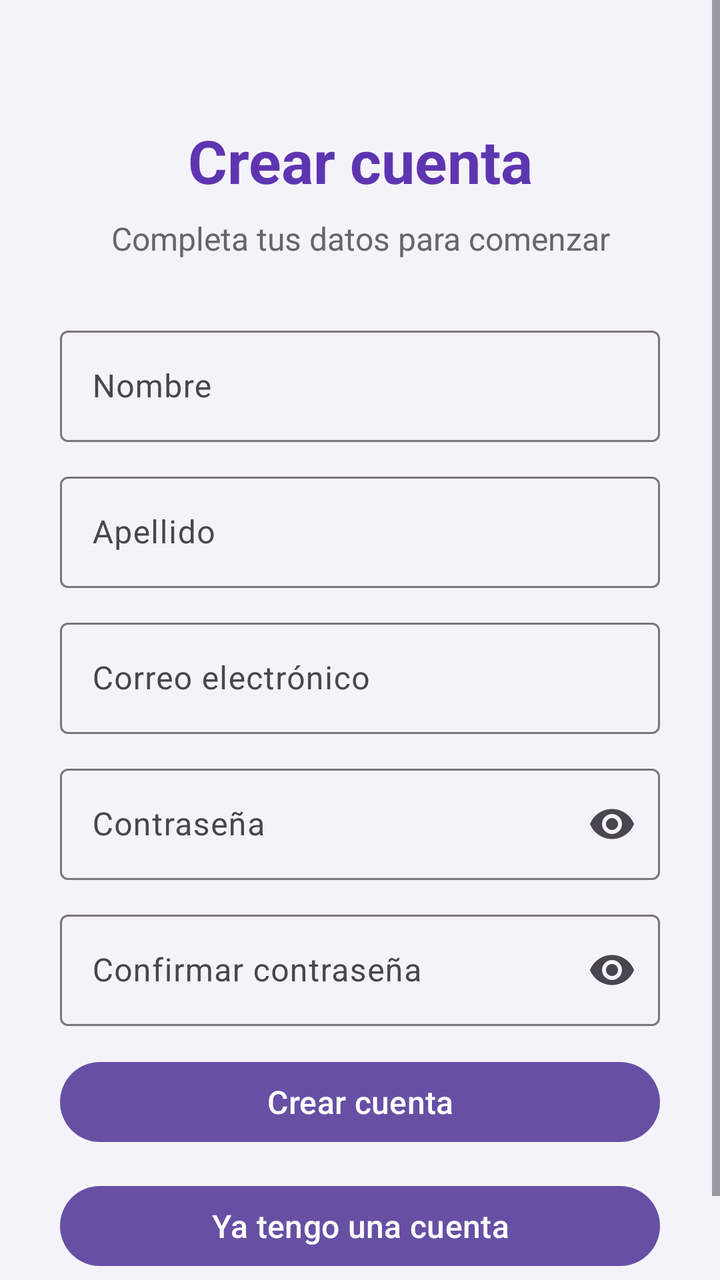
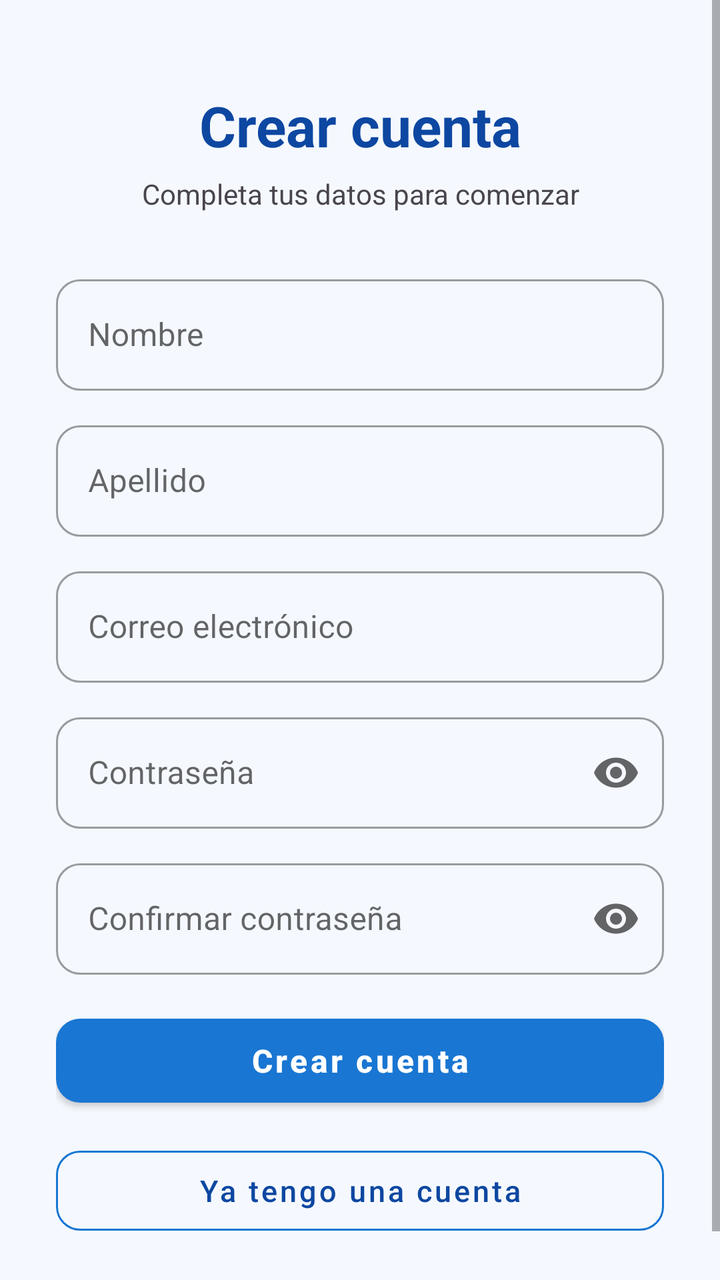

Before-and-after screenshots of an Android layout around one commit, followed by the original layout XML and the change that was made.
<!-- AndroidManifest.xml: application theme Theme.QuizMaster -->
<!-- res/layout/activity_registro.xml -->
<?xml version="1.0" encoding="utf-8"?>
<ScrollView
    xmlns:android="http://schemas.android.com/apk/res/android"
    xmlns:app="http://schemas.android.com/apk/res-auto"
    android:layout_width="match_parent"
    android:layout_height="match_parent"
    android:background="#F5F3FA">

    <LinearLayout
        android:layout_width="match_parent"
        android:layout_height="wrap_content"
        android:orientation="vertical"
        android:padding="30dp">

        <TextView
            android:layout_width="match_parent"
            android:layout_height="wrap_content"
            android:text="Crear cuenta"
            android:textSize="30sp"
            android:textStyle="bold"
            android:textColor="#5E35B1"
            android:gravity="center"
            android:layout_marginTop="30dp"
            android:layout_marginBottom="8dp" />

        <TextView
            android:layout_width="match_parent"
            android:layout_height="wrap_content"
            android:text="Completa tus datos para comenzar"
            android:textSize="16sp"
            android:textColor="#666666"
            android:gravity="center"
            android:layout_marginBottom="30dp" />

        <com.google.android.material.textfield.TextInputLayout
            android:layout_width="match_parent"
            android:layout_height="wrap_content"
            android:hint="Nombre"
            android:layout_marginBottom="12dp">

            <com.google.android.material.textfield.TextInputEditText
                android:id="@+id/campoNombre"
                android:layout_width="match_parent"
                android:layout_height="wrap_content"
                android:inputType="textPersonName" />

        </com.google.android.material.textfield.TextInputLayout>

        <com.google.android.material.textfield.TextInputLayout
            android:layout_width="match_parent"
            android:layout_height="wrap_content"
            android:hint="Apellido"
            android:layout_marginBottom="12dp">

            <com.google.android.material.textfield.TextInputEditText
                android:id="@+id/campoApellido"
                android:layout_width="match_parent"
                android:layout_height="wrap_content"
                android:inputType="textPersonName" />

        </com.google.android.material.textfield.TextInputLayout>

        <com.google.android.material.textfield.TextInputLayout
            android:layout_width="match_parent"
            android:layout_height="wrap_content"
            android:hint="Correo electrónico"
            android:layout_marginBottom="12dp">

            <com.google.android.material.textfield.TextInputEditText
                android:id="@+id/campoCorreoRegistro"
                android:layout_width="match_parent"
                android:layout_height="wrap_content"
                android:inputType="textEmailAddress"
                android:autofillHints="emailAddress" />

        </com.google.android.material.textfield.TextInputLayout>

        <com.google.android.material.textfield.TextInputLayout
            android:layout_width="match_parent"
            android:layout_height="wrap_content"
            android:hint="Contraseña"
            android:layout_marginBottom="12dp"
            app:endIconMode="password_toggle">

            <com.google.android.material.textfield.TextInputEditText
                android:id="@+id/campoContrasenaRegistro"
                android:layout_width="match_parent"
                android:layout_height="wrap_content"
                android:inputType="textPassword"
                android:autofillHints="newPassword" />

        </com.google.android.material.textfield.TextInputLayout>

        <com.google.android.material.textfield.TextInputLayout
            android:layout_width="match_parent"
            android:layout_height="wrap_content"
            android:hint="Confirmar contraseña"
            android:layout_marginBottom="14dp"
            app:endIconMode="password_toggle">

            <com.google.android.material.textfield.TextInputEditText
                android:id="@+id/campoConfirmarContrasena"
                android:layout_width="match_parent"
                android:layout_height="wrap_content"
                android:inputType="textPassword"
                android:autofillHints="newPassword" />

        </com.google.android.material.textfield.TextInputLayout>

        <TextView
            android:id="@+id/textoErrorRegistro"
            android:layout_width="match_parent"
            android:layout_height="wrap_content"
            android:text=""
            android:textColor="#B00020"
            android:textSize="14sp"
            android:visibility="gone"
            android:layout_marginBottom="14dp" />

        <Button
            android:id="@+id/botonRegistrarse"
            android:layout_width="match_parent"
            android:layout_height="wrap_content"
            android:text="Crear cuenta"
            android:textSize="16sp"
            android:layout_marginBottom="14dp" />

        <Button
            android:id="@+id/botonVolverLogin"
            android:layout_width="match_parent"
            android:layout_height="wrap_content"
            android:text="Ya tengo una cuenta"
            android:textSize="16sp"
            android:layout_marginBottom="18dp" />

        <ProgressBar
            android:id="@+id/progresoRegistro"
            android:layout_width="wrap_content"
            android:layout_height="wrap_content"
            android:layout_gravity="center_horizontal"
            android:visibility="gone" />

    </LinearLayout>

</ScrollView>
<!-- resources referenced by this layout -->
<resources>
  <style name="Theme.QuizMaster" parent="Base.Theme.QuizMaster" />
  <style name="Base.Theme.QuizMaster" parent="Theme.Material3.DayNight.NoActionBar">
          
          
      </style>
</resources>

<!-- the commit's change to res/layout/activity_registro.xml (unified diff, before → after) -->
@@ -4,67 +4,81 @@
     xmlns:app="http://schemas.android.com/apk/res-auto"
     android:layout_width="match_parent"
     android:layout_height="match_parent"
-    android:background="#F5F3FA">
+    android:background="@color/colorGeneral5"
+    android:fillViewport="true">
 
     <LinearLayout
         android:layout_width="match_parent"
         android:layout_height="wrap_content"
         android:orientation="vertical"
-        android:padding="30dp">
+        android:padding="28dp">
 
         <TextView
             android:layout_width="match_parent"
             android:layout_height="wrap_content"
             android:text="Crear cuenta"
-            android:textSize="30sp"
+            android:textSize="28sp"
             android:textStyle="bold"
-            android:textColor="#5E35B1"
+            android:textColor="@color/colorGeneralTexto"
             android:gravity="center"
-            android:layout_marginTop="30dp"
-            android:layout_marginBottom="8dp" />
+            android:layout_marginTop="16dp"
+            android:layout_marginBottom="6dp" />
 
         <TextView
             android:layout_width="match_parent"
             android:layout_height="wrap_content"
             android:text="Completa tus datos para comenzar"
-            android:textSize="16sp"
-            android:textColor="#666666"
+            android:textSize="14sp"
+            android:textColor="@color/colorTextoSecundario"
             android:gravity="center"
-            android:layout_marginBottom="30dp" />
+            android:layout_marginBottom="28dp" />
 
         <com.google.android.material.textfield.TextInputLayout
+            style="@style/Widget.MaterialComponents.TextInputLayout.OutlinedBox"
             android:layout_width="match_parent"
             android:layout_height="wrap_content"
             android:hint="Nombre"
-            android:layout_marginBottom="12dp">
+            android:layout_marginBottom="12dp"
+            app:boxCornerRadiusTopStart="12dp"
+            app:boxCornerRadiusTopEnd="12dp"
+            app:boxCornerRadiusBottomStart="12dp"
+            app:boxCornerRadiusBottomEnd="12dp">
 
             <com.google.android.material.textfield.TextInputEditText
                 android:id="@+id/campoNombre"
                 android:layout_width="match_parent"
                 android:layout_height="wrap_content"
                 android:inputType="textPersonName" />
-
         </com.google.android.material.textfield.TextInputLayout>
 
         <com.google.android.material.textfield.TextInputLayout
+            style="@style/Widget.MaterialComponents.TextInputLayout.OutlinedBox"
             android:layout_width="match_parent"
             android:layout_height="wrap_content"
             android:hint="Apellido"
-            android:layout_marginBottom="12dp">
+            android:layout_marginBottom="12dp"
+            app:boxCornerRadiusTopStart="12dp"
+            app:boxCornerRadiusTopEnd="12dp"
+            app:boxCornerRadiusBottomStart="12dp"
+            app:boxCornerRadiusBottomEnd="12dp">
 
             <com.google.android.material.textfield.TextInputEditText
                 android:id="@+id/campoApellido"
                 android:layout_width="match_parent"
                 android:layout_height="wrap_content"
                 android:inputType="textPersonName" />
-
         </com.google.android.material.textfield.TextInputLayout>
 
         <com.google.android.material.textfield.TextInputLayout
+            style="@style/Widget.MaterialComponents.TextInputLayout.OutlinedBox"
             android:layout_width="match_parent"
             android:layout_height="wrap_content"
             android:hint="Correo electrónico"
-            android:layout_marginBottom="12dp">
+            android:layout_marginBottom="12dp"
+            app:boxCornerRadiusTopStart="12dp"
+            app:boxCornerRadiusTopEnd="12dp"
+            app:boxCornerRadiusBottomStart="12dp"
+            app:boxCornerRadiusBottomEnd="12dp">
 
             <com.google.android.material.textfield.TextInputEditText
                 android:id="@+id/campoCorreoRegistro"
@@ -72,15 +86,19 @@
                 android:layout_height="wrap_content"
                 android:inputType="textEmailAddress"
                 android:autofillHints="emailAddress" />
-
         </com.google.android.material.textfield.TextInputLayout>
 
         <com.google.android.material.textfield.TextInputLayout
+            style="@style/Widget.MaterialComponents.TextInputLayout.OutlinedBox"
             android:layout_width="match_parent"
             android:layout_height="wrap_content"
             android:hint="Contraseña"
             android:layout_marginBottom="12dp"
-            app:endIconMode="password_toggle">
+            app:endIconMode="password_toggle"
+            app:boxCornerRadiusTopStart="12dp"
+            app:boxCornerRadiusTopEnd="12dp"
+            app:boxCornerRadiusBottomStart="12dp"
+            app:boxCornerRadiusBottomEnd="12dp">
 
             <com.google.android.material.textfield.TextInputEditText
                 android:id="@+id/campoContrasenaRegistro"
@@ -88,15 +106,19 @@
                 android:layout_height="wrap_content"
                 android:inputType="textPassword"
                 android:autofillHints="newPassword" />
-
         </com.google.android.material.textfield.TextInputLayout>
 
         <com.google.android.material.textfield.TextInputLayout
+            style="@style/Widget.MaterialComponents.TextInputLayout.OutlinedBox"
             android:layout_width="match_parent"
             android:layout_height="wrap_content"
             android:hint="Confirmar contraseña"
-            android:layout_marginBottom="14dp"
-            app:endIconMode="password_toggle">
+            android:layout_marginBottom="16dp"
+            app:endIconMode="password_toggle"
+            app:boxCornerRadiusTopStart="12dp"
+            app:boxCornerRadiusTopEnd="12dp"
+            app:boxCornerRadiusBottomStart="12dp"
+            app:boxCornerRadiusBottomEnd="12dp">
 
             <com.google.android.material.textfield.TextInputEditText
                 android:id="@+id/campoConfirmarContrasena"
@@ -104,7 +126,6 @@
                 android:layout_height="wrap_content"
                 android:inputType="textPassword"
                 android:autofillHints="newPassword" />
-
         </com.google.android.material.textfield.TextInputLayout>
 
         <TextView
@@ -112,26 +133,36 @@
             android:layout_width="match_parent"
             android:layout_height="wrap_content"
             android:text=""
-            android:textColor="#B00020"
+            android:textColor="@color/colorTextoError"
             android:textSize="14sp"
             android:visibility="gone"
-            android:layout_marginBottom="14dp" />
+            android:layout_marginBottom="16dp" />
 
-        <Button
+        <com.google.android.material.button.MaterialButton
             android:id="@+id/botonRegistrarse"
             android:layout_width="match_parent"
-            android:layout_height="wrap_content"
+            android:layout_height="54dp"
             android:text="Crear cuenta"
             android:textSize="16sp"
-            android:layout_marginBottom="14dp" />
+            android:textStyle="bold"
+            android:textColor="@color/colorGeneralTextoOnPrimary"
+            app:backgroundTint="@color/colorGeneral1"
+            app:cornerRadius="12dp"
+            android:textAllCaps="false"
+            android:layout_marginBottom="12dp" />
 
-        <Button
+        <com.google.android.material.button.MaterialButton
             android:id="@+id/botonVolverLogin"
+            style="@style/Widget.MaterialComponents.Button.OutlinedButton"
             android:layout_width="match_parent"
-            android:layout_height="wrap_content"
+            android:layout_height="52dp"
             android:text="Ya tengo una cuenta"
-            android:textSize="16sp"
-            android:layout_marginBottom="18dp" />
+            android:textSize="15sp"
+            android:textColor="@color/colorGeneralTexto"
+            app:strokeColor="@color/colorGeneral1"
+            app:cornerRadius="12dp"
+            android:textAllCaps="false"
+            android:layout_marginBottom="16dp" />
 
         <ProgressBar
             android:id="@+id/progresoRegistro"
@@ -141,5 +172,4 @@
             android:visibility="gone" />
 
     </LinearLayout>
-
 </ScrollView>
<!-- resource entries referenced after the edit -->
@@ -1,9 +1,15 @@
 <!-- resources referenced by this layout -->
 <resources>
-  <style name="Theme.QuizMaster" parent="Base.Theme.QuizMaster" />
-  <style name="Base.Theme.QuizMaster" parent="Theme.Material3.DayNight.NoActionBar">
-          
-          
+  <color name="colorGeneral1">#1976D2</color>
+  <color name="colorGeneral5">#F5F9FF</color>
+  <color name="colorGeneralTexto">#0D47A1</color>
+  <color name="colorGeneralTextoOnPrimary">#FFFFFF</color>
+  <color name="colorTextoError">#B00020</color>
+  <color name="colorTextoSecundario">#49454F</color>
+  <style name="Theme.QuizMaster" parent="Theme.MaterialComponents.DayNight.NoActionBar">
+  
+          <item name="colorPrimaryVariant">@color/colorGeneral1</item>
+  
       </style>
 </resources>
 
